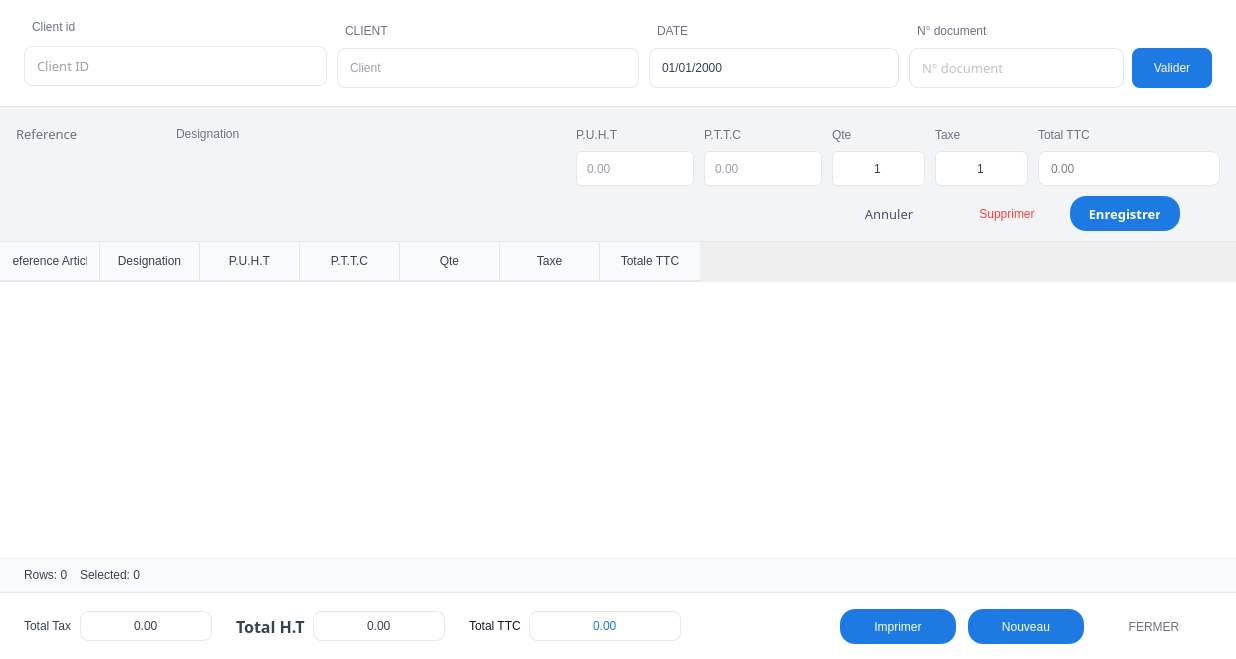
Above: program/windows/nouveau_doc/doc_product_selector.ui from lak-barmajyat/ERP before the change. Below: the same form after it.
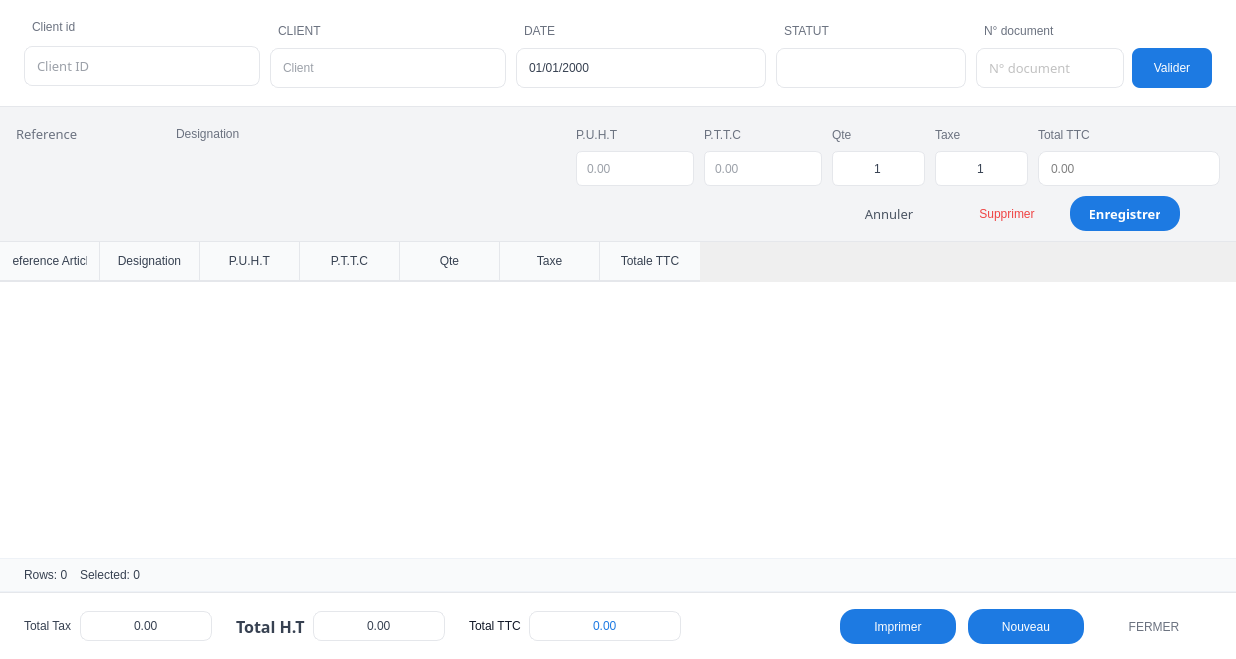
That is the form after the change. Icons and pictures are not drawn. Custom widgets are drawn as their Qt base class.

Patch:
```diff
--- a/program/windows/nouveau_doc/doc_product_selector.ui
+++ b/program/windows/nouveau_doc/doc_product_selector.ui
@@ -349,6 +349,51 @@
          </item>
         </layout>
        </item>
+            <item>
+             <layout class="QVBoxLayout" name="statusGroupLayout">
+                <property name="spacing">
+                 <number>5</number>
+                </property>
+                <item>
+                 <widget class="QLabel" name="statusLabel">
+                    <property name="styleSheet">
+                     <string notr="true">QLabel#statusLabel { color: #6b7280; font: 600 10pt &quot;Overpass&quot;; text-transform: uppercase; background-color: transparent;padding: 0px; padding-left: 5px;}</string>
+                    </property>
+                    <property name="text">
+                     <string>STATUT</string>
+                    </property>
+                 </widget>
+                </item>
+                <item>
+                 <widget class="QComboBox" name="status_combobox">
+                    <property name="minimumSize">
+                     <size>
+                        <width>190</width>
+                        <height>40</height>
+                     </size>
+                    </property>
+                    <property name="maximumSize">
+                     <size>
+                        <width>16777215</width>
+                        <height>40</height>
+                     </size>
+                    </property>
+                    <property name="styleSheet">
+                     <string notr="true">QComboBox#status_combobox { background-color: #ffffff; border: 1px solid #e5e7eb; border-radius: 8px; padding: 6px 10px; font: 500 10pt &quot;Overpass&quot;; color: #374151; }
+QComboBox#status_combobox:hover { border-color: #d1d5db; }
+QComboBox#status_combobox:focus { border-color: #1d7ae2; }
+QComboBox#status_combobox::drop-down { border: none; width: 20px; }
+QComboBox#status_combobox::down-arrow { image: url(program/assets/global/down_blue_arrow.svg); width: 10px; height: 10px; }
+QComboBox#status_combobox:disabled {
+        background-color: #f1f5f9;
+        color: #94a3b8;
+        border: 1px solid #e2e8f0;
+}</string>
+                    </property>
+                 </widget>
+                </item>
+             </layout>
+            </item>
        <item>
         <layout class="QVBoxLayout" name="pieceGroupLayout">
          <property name="spacing">
```
